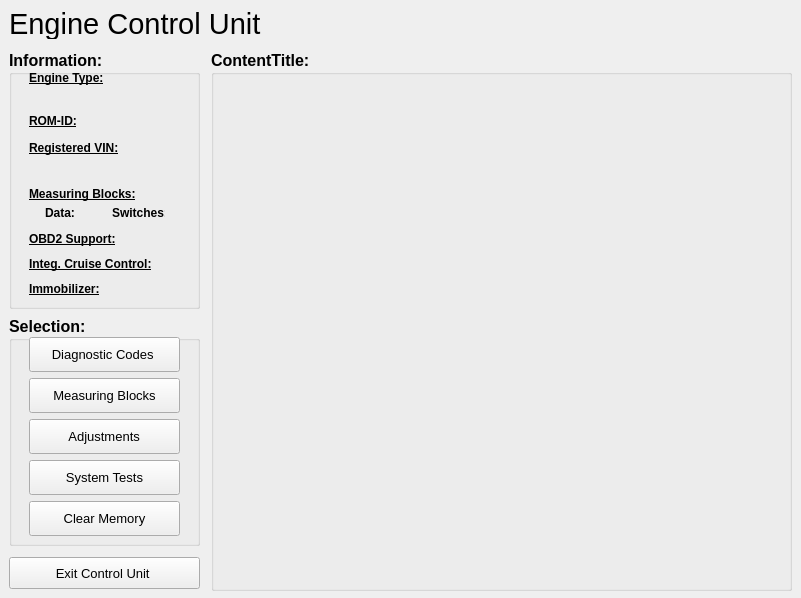
First picture: the form in ui/Engine.ui, repository Comer352L/FreeSSM, before the edit.
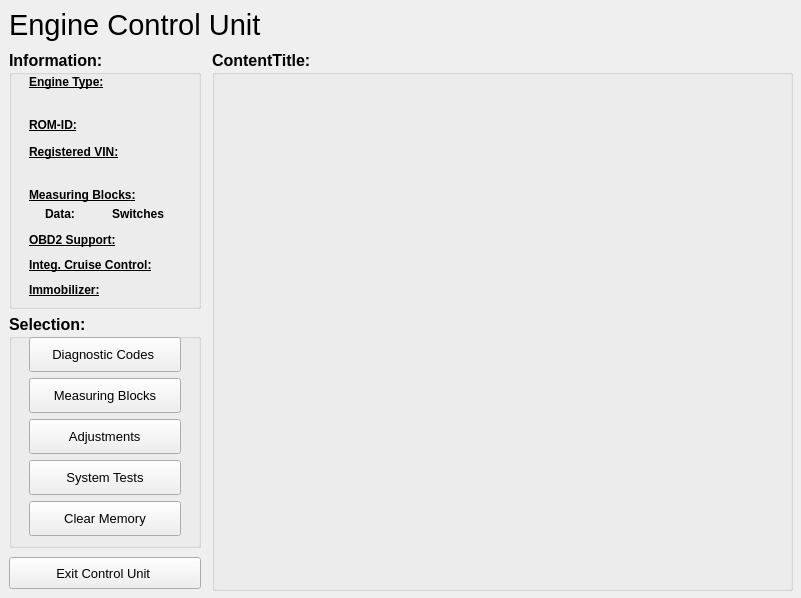
Second picture: the form after the edit. Icons and pictures are not drawn.

Commit message: Lots of small GUI-modifications for a better look with the KDE4-oxygen-style

What changed in the file:
```diff
--- a/ui/Engine.ui
+++ b/ui/Engine.ui
@@ -34,18 +34,24 @@
   </property>
   <widget class="QWidget" name="centralwidget" >
    <layout class="QGridLayout" name="gridLayout" >
+    <property name="horizontalSpacing" >
+     <number>11</number>
+    </property>
+    <property name="verticalSpacing" >
+     <number>9</number>
+    </property>
     <item row="0" column="0" colspan="2" >
      <widget class="QLabel" name="title_label" >
       <property name="minimumSize" >
        <size>
         <width>411</width>
-        <height>30</height>
+        <height>32</height>
        </size>
       </property>
       <property name="maximumSize" >
        <size>
         <width>411</width>
-        <height>30</height>
+        <height>32</height>
        </size>
       </property>
       <property name="font" >
@@ -62,13 +68,13 @@
      <widget class="QGroupBox" name="information_groupBox" >
       <property name="minimumSize" >
        <size>
-        <width>191</width>
+        <width>192</width>
         <height>259</height>
        </size>
       </property>
       <property name="maximumSize" >
        <size>
-        <width>191</width>
+        <width>192</width>
         <height>16777215</height>
        </size>
       </property>
@@ -86,7 +92,7 @@
        <property name="geometry" >
         <rect>
          <x>20</x>
-         <y>20</y>
+         <y>24</y>
          <width>150</width>
          <height>16</height>
         </rect>
@@ -107,7 +113,7 @@
        <property name="geometry" >
         <rect>
          <x>20</x>
-         <y>90</y>
+         <y>94</y>
          <width>150</width>
          <height>16</height>
         </rect>
@@ -128,7 +134,7 @@
        <property name="geometry" >
         <rect>
          <x>20</x>
-         <y>136</y>
+         <y>137</y>
          <width>150</width>
          <height>16</height>
         </rect>
@@ -149,7 +155,7 @@
        <property name="geometry" >
         <rect>
          <x>20</x>
-         <y>206</y>
+         <y>207</y>
          <width>125</width>
          <height>16</height>
         </rect>
@@ -170,7 +176,7 @@
        <property name="geometry" >
         <rect>
          <x>20</x>
-         <y>231</y>
+         <y>232</y>
          <width>125</width>
          <height>16</height>
         </rect>
@@ -191,7 +197,7 @@
        <property name="geometry" >
         <rect>
          <x>20</x>
-         <y>181</y>
+         <y>182</y>
          <width>125</width>
          <height>16</height>
         </rect>
@@ -212,7 +218,7 @@
        <property name="geometry" >
         <rect>
          <x>36</x>
-         <y>155</y>
+         <y>156</y>
          <width>35</width>
          <height>16</height>
         </rect>
@@ -232,7 +238,7 @@
        <property name="geometry" >
         <rect>
          <x>103</x>
-         <y>155</y>
+         <y>156</y>
          <width>53</width>
          <height>16</height>
         </rect>
@@ -252,7 +258,7 @@
        <property name="geometry" >
         <rect>
          <x>36</x>
-         <y>109</y>
+         <y>113</y>
          <width>141</width>
          <height>16</height>
         </rect>
@@ -272,7 +278,7 @@
        <property name="geometry" >
         <rect>
          <x>76</x>
-         <y>155</y>
+         <y>156</y>
          <width>21</width>
          <height>16</height>
         </rect>
@@ -329,7 +335,7 @@
        <property name="geometry" >
         <rect>
          <x>163</x>
-         <y>155</y>
+         <y>156</y>
          <width>21</width>
          <height>16</height>
         </rect>
@@ -386,7 +392,7 @@
        <property name="geometry" >
         <rect>
          <x>157</x>
-         <y>179</y>
+         <y>180</y>
          <width>18</width>
          <height>18</height>
         </rect>
@@ -446,7 +452,7 @@
        <property name="geometry" >
         <rect>
          <x>157</x>
-         <y>204</y>
+         <y>205</y>
          <width>18</width>
          <height>18</height>
         </rect>
@@ -506,7 +512,7 @@
        <property name="geometry" >
         <rect>
          <x>157</x>
-         <y>229</y>
+         <y>230</y>
          <width>18</width>
          <height>18</height>
         </rect>
@@ -566,7 +572,7 @@
        <property name="geometry" >
         <rect>
          <x>36</x>
-         <y>39</y>
+         <y>43</y>
          <width>148</width>
          <height>16</height>
         </rect>
@@ -623,7 +629,7 @@
        <property name="geometry" >
         <rect>
          <x>20</x>
-         <y>63</y>
+         <y>67</y>
          <width>61</width>
          <height>16</height>
         </rect>
@@ -644,7 +650,7 @@
        <property name="geometry" >
         <rect>
          <x>80</x>
-         <y>63</y>
+         <y>67</y>
          <width>91</width>
          <height>16</height>
         </rect>
@@ -724,10 +730,7 @@
        <property name="margin" >
         <number>0</number>
        </property>
-       <property name="horizontalSpacing" >
-        <number>11</number>
-       </property>
-       <property name="verticalSpacing" >
+       <property name="spacing" >
         <number>11</number>
        </property>
       </layout>
@@ -737,13 +740,13 @@
      <widget class="QGroupBox" name="selection_groupBox" >
       <property name="minimumSize" >
        <size>
-        <width>191</width>
-        <height>230</height>
+        <width>192</width>
+        <height>234</height>
        </size>
       </property>
       <property name="maximumSize" >
        <size>
-        <width>191</width>
+        <width>192</width>
         <height>16777215</height>
        </size>
       </property>
@@ -761,8 +764,8 @@
        <property name="geometry" >
         <rect>
          <x>20</x>
-         <y>21</y>
-         <width>151</width>
+         <y>23</y>
+         <width>152</width>
          <height>35</height>
         </rect>
        </property>
@@ -797,8 +800,8 @@
        <property name="geometry" >
         <rect>
          <x>20</x>
-         <y>62</y>
-         <width>151</width>
+         <y>64</y>
+         <width>152</width>
          <height>35</height>
         </rect>
        </property>
@@ -833,8 +836,8 @@
        <property name="geometry" >
         <rect>
          <x>20</x>
-         <y>103</y>
-         <width>151</width>
+         <y>105</y>
+         <width>152</width>
          <height>35</height>
         </rect>
        </property>
@@ -869,8 +872,8 @@
        <property name="geometry" >
         <rect>
          <x>20</x>
-         <y>144</y>
-         <width>151</width>
+         <y>146</y>
+         <width>152</width>
          <height>35</height>
         </rect>
        </property>
@@ -905,8 +908,8 @@
        <property name="geometry" >
         <rect>
          <x>20</x>
-         <y>185</y>
-         <width>151</width>
+         <y>187</y>
+         <width>152</width>
          <height>35</height>
         </rect>
        </property>
@@ -949,7 +952,7 @@
       </property>
       <property name="maximumSize" >
        <size>
-        <width>191</width>
+        <width>192</width>
         <height>32</height>
        </size>
       </property>
@@ -973,12 +976,6 @@
       </property>
      </widget>
     </item>
-    <property name="horizontalSpacing" >
-     <number>11</number>
-    </property>
-    <property name="verticalSpacing" >
-     <number>11</number>
-    </property>
    </layout>
   </widget>
  </widget>
```
The commit also changes 7 other files.
